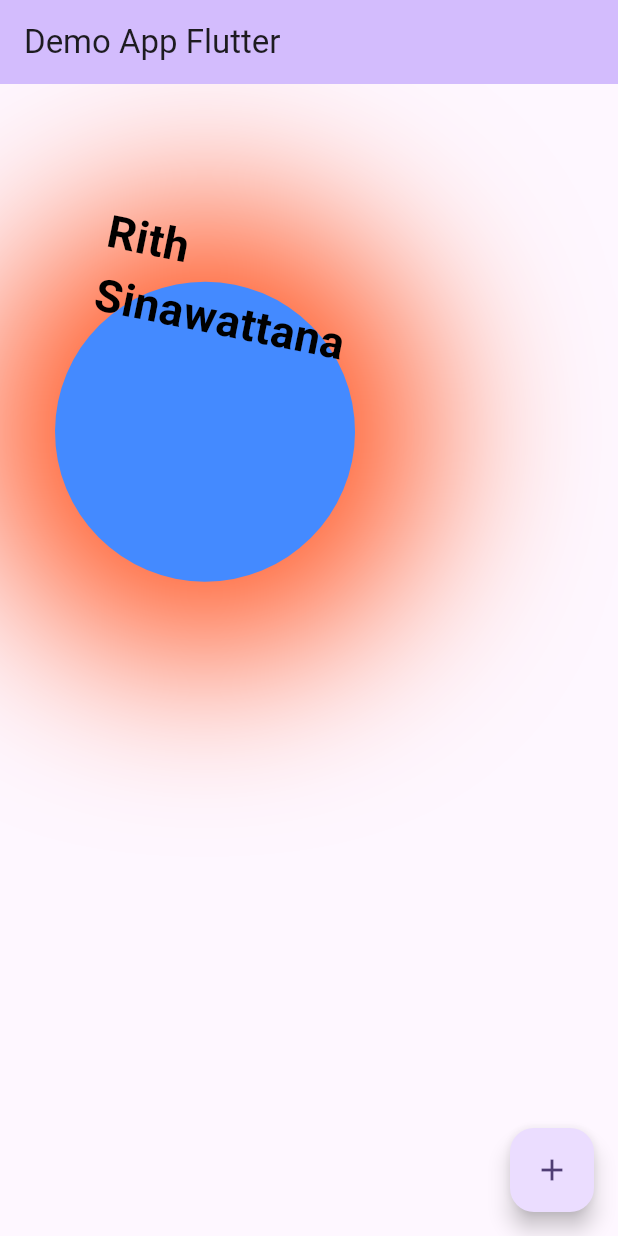
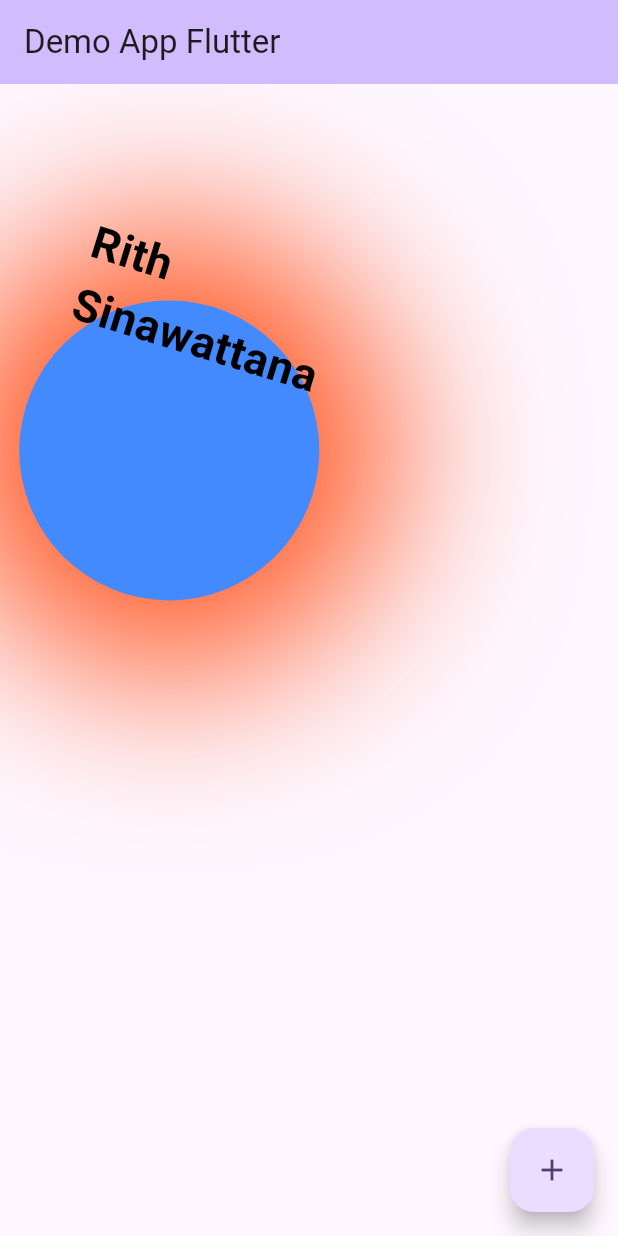
Before and after one commit to sinawatra/ID-CARD-USING-FLUTTER, a Flutter app: the screen it shows after launch, on a phone screen of 412 x 824 dp. Run offline on Flutter 3.47's test engine with Material 3 defaults, Android fonts, the phone set to English and light mode, and no system bars.

Commit message:
Lesson From Rean IT Final Commit

```diff
--- a/lib/main.dart
+++ b/lib/main.dart
@@ -107,7 +107,7 @@ class _MyHomePageState extends State<MyHomePage> {
             color: Colors.black,
             fontWeight: FontWeight.bold),
         ),
-        transform: Matrix4.rotationZ(0.2),
+        transform: Matrix4.rotationZ(0.3),
 
         padding: const EdgeInsets.all(10),
       ),
```
